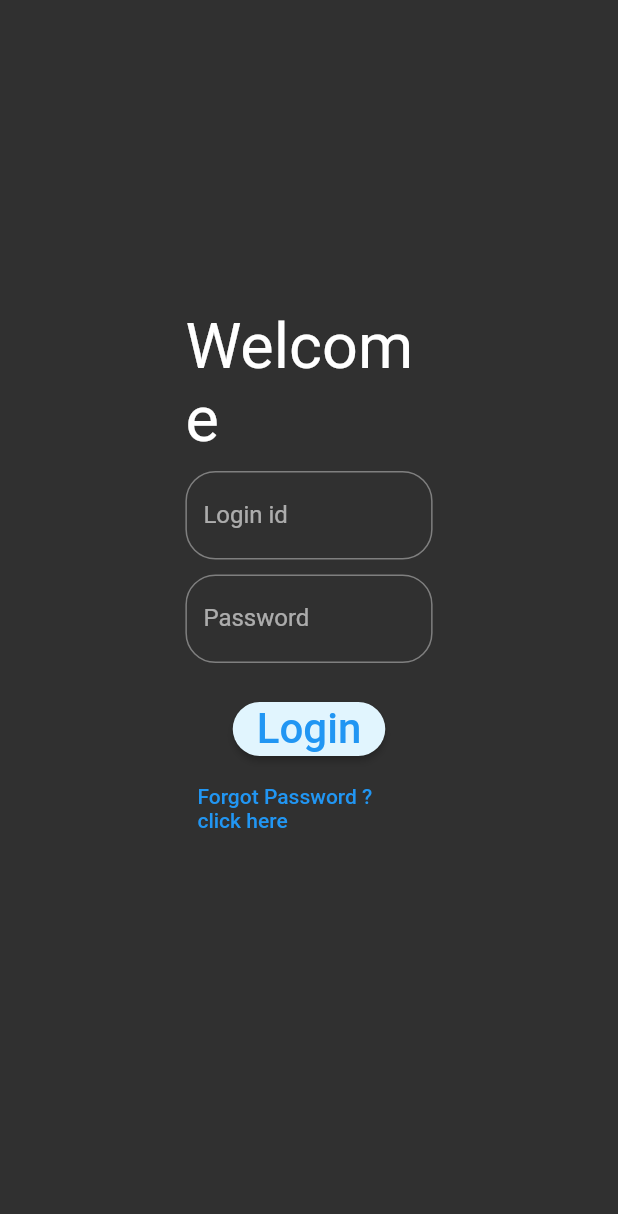
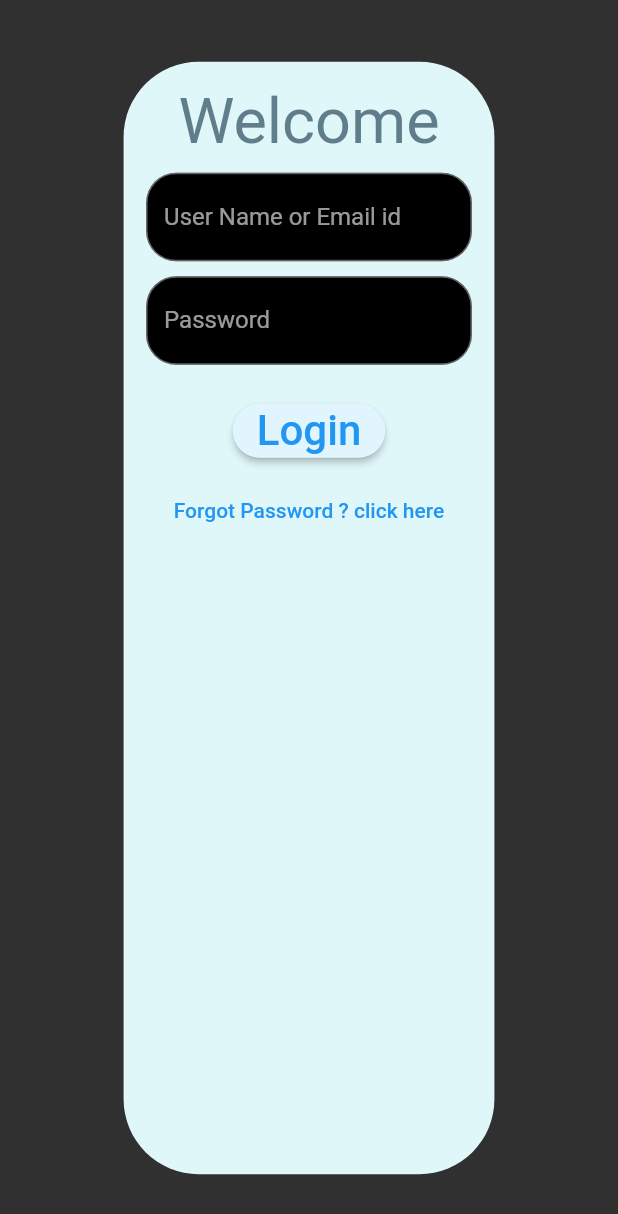
Before and after one commit to naveenpardeep/FirstFlutterapp, a Flutter app: the screen it shows after launch, on a phone screen of 412 x 824 dp. Shown: the top 1214 px of the screen. Run offline on Flutter 3.47's test engine with Material 2 defaults, Android fonts, the light colour scheme and no system bars.

Commit message:
Update login.dart

```diff
--- a/lib/pages/login.dart
+++ b/lib/pages/login.dart
@@ -1,95 +1,104 @@
-
-
 import 'package:flutter/cupertino.dart';
 import 'package:flutter/material.dart';
 import 'package:flutter/rendering.dart';
 
-class Login extends StatelessWidget  {
+class Login extends StatelessWidget {
   @override
   Widget build(BuildContext context) {
     // to get system width height
-    double width= MediaQuery.of(context).size.width;
-    double height=MediaQuery.of(context).size.height;
+    double width = MediaQuery.of(context).size.width;
+    double height = MediaQuery.of(context).size.height;
     return Scaffold(
-
-      body: Center (
-
-
-      child: Column(
-
-          mainAxisAlignment: MainAxisAlignment.center,
-          crossAxisAlignment: CrossAxisAlignment.center,
-
-
-        children:  [
-
+        body: Center(
+      child: Container(
+        child: Stack(
+          children: <Widget>[
             Container(
-             width: width*0.4,
-             height: height*0.5,
-
+              width: width * 0.6,
+              height: height * 0.9,
+              padding: const EdgeInsets.all(15.0),
+              decoration: BoxDecoration(
+                borderRadius: BorderRadius.circular(50),
+                color: Colors.cyan[50],
+              ),
               child: Column(
                 children: [
-
-                 //Image.asset("assets/images/login_pic.png" ),
-                 //  Image(image: AssetImage('assets/images/login_pic.png')),
-                 Text("Welcome",textScaleFactor: 3) ,
-                    SizedBox(height: 10,),
-                 TextFormField(textAlign: TextAlign.center,
-                   decoration: const InputDecoration(border: OutlineInputBorder(
-                     borderRadius: BorderRadius.all(Radius.circular(20))),
-                      hintText: "Enter your login id", labelText: "Login id",
-
-                     ),),
-
-                    const SizedBox(height: 10,),
-                  TextFormField(textAlign: TextAlign.center, obscureText: true,
-                   decoration:const InputDecoration(border: OutlineInputBorder(
-                     borderRadius: BorderRadius.all(Radius.circular(20))
-                   ),hintText: "Enter your password", labelText: "Password"),
+                  Text("Welcome",
+                      style: TextStyle(color: Colors.blueGrey),
+                      textScaleFactor: 3),
+                  SizedBox(
+                    height: 10,
                   ),
-                    const SizedBox(height: 20,),
-
+                  Container(
+                    decoration: BoxDecoration(
+                        borderRadius: BorderRadius.circular(20),
+                        color: Colors.black),
+                    child: TextFormField(
+                      textAlign: TextAlign.center,
+                      decoration: const InputDecoration(
+                        border: OutlineInputBorder(
+                            borderRadius:
+                                BorderRadius.all(Radius.circular(20))),
+                        hintText: "User Name or Email id",
+                        labelText: "User Name or Email id",
+                      ),
+                    ),
+                  ),
+                  const SizedBox(
+                    height: 10,
+                  ),
+                  Container(
+                    decoration: BoxDecoration(
+                        borderRadius: BorderRadius.circular(20),
+                        color: Colors.black),
+                    child: TextFormField(
+                      textAlign: TextAlign.center,
+                      obscureText: true,
+                      decoration: const InputDecoration(
+                          border: OutlineInputBorder(
+                              borderRadius:
+                                  BorderRadius.all(Radius.circular(20))),
+                          hintText: "Enter your password",
+                          labelText: "Password"),
+                    ),
+                  ),
+                  const SizedBox(
+                    height: 20,
+                  ),
                   Container(
                       // width: width*0.5  ,
                       // height: height*0.,
-                       child: Column(children: [
-
+                      child: Column(
+                    children: [
                       ElevatedButton(
-
                         style: ButtonStyle(
-
-                          shape:MaterialStateProperty.all( RoundedRectangleBorder(
-                            borderRadius: BorderRadius.circular(20))) ,
-                          backgroundColor: MaterialStateProperty.all( Colors.lightBlue[50]),
-                          foregroundColor: MaterialStateProperty.all<Color>(Colors.blue),
+                          shape: MaterialStateProperty.all(
+                              RoundedRectangleBorder(
+                                  borderRadius: BorderRadius.circular(20))),
+                          backgroundColor:
+                              MaterialStateProperty.all(Colors.lightBlue[50]),
+                          foregroundColor:
+                              MaterialStateProperty.all<Color>(Colors.blue),
                         ),
                         onPressed: () {
                           //on click functionality here
                         },
-                             child: Text('Login',textScaleFactor: 2),
+                        child: Text('Login', textScaleFactor: 2),
                       ),
-                       SizedBox(height: 5,),
-                       TextButton(onPressed: (){}, child: Text("Forgot Password ? click here")),
-                       ],)
-
+                      SizedBox(
+                        height: 5,
                       ),
-
+                      TextButton(
+                          onPressed: () {},
+                          child: Text("Forgot Password ? click here")),
+                    ],
+                  )),
                 ],
               ),
             )
-
-
-
-
           ],
-
         ),
-
-
-
       ),
-    );
-
+    ));
   }
-
 }
```
Lines whose indentation alone changed are shown as unchanged.
